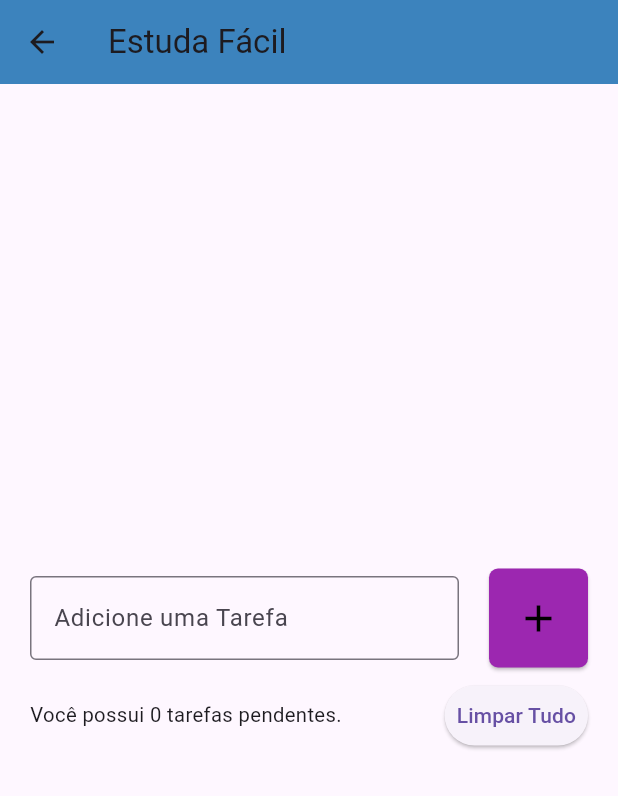
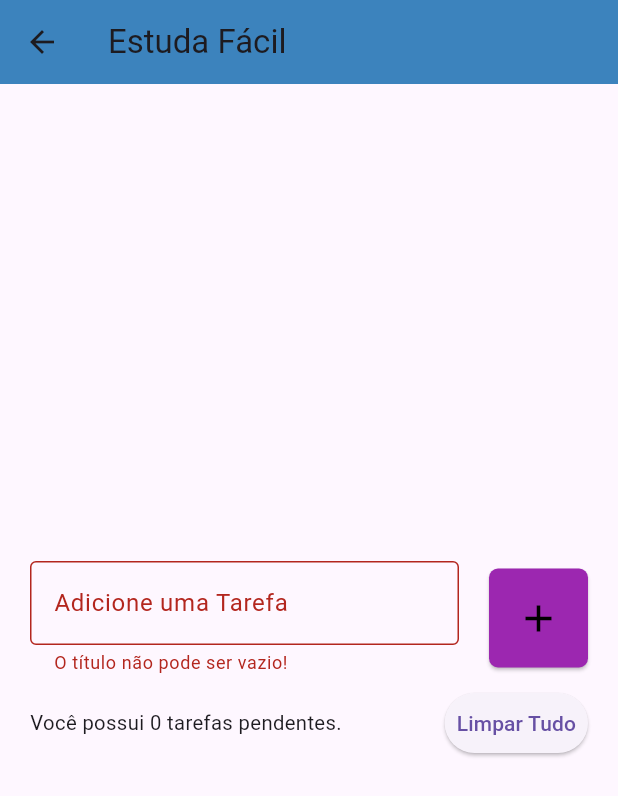
Before and after one commit to AndreyMarques221/ProjetoFlutter, a Flutter app: the screen it shows after launch, after a tap on the "add" icon, on a phone screen of 412 x 824 dp. Shown: the top 796 px of the screen. Run offline on Flutter 3.47's test engine with Material 3 defaults, Android fonts, the phone set to English and light mode, and no system bars; our stand-ins replace flutter_slidable, shared_preferences.

Commit message:
Guardar toDo finalizado, falta arrumar o Design do app apenas e incrementar filter e pages

```diff
--- a/lib/models/todo.dart
+++ b/lib/models/todo.dart
@@ -1,9 +1,19 @@
 class ToDo {
   ToDo({required this.title, required this.date});
+
+  ToDo.fromJson(Map<String,dynamic> json)
+  : title = json['title'],
+    date = DateTime.parse(json['datetime']);
+
+
   String title;
   DateTime date;
 
-  void setTitle(String title){
+  void setTitle(String title) {
     this.title = title;
   }
+
+  Map<String, dynamic> toJson() {
+    return {'title': title, 'datetime': date.toIso8601String()};
+  }
 }
--- a/lib/pages/todo_list_page.dart
+++ b/lib/pages/todo_list_page.dart
@@ -1,6 +1,7 @@
 import 'package:flutter/material.dart';
 import 'package:todolist/models/todo.dart';
 import 'package:todolist/widgets/todo_list_widget.dart';
+import 'package:todolist/repositories/todo_repository.dart';
 
 class TodoListPage extends StatefulWidget {
   // ignore: prefer_const_constructors_in_immutables
@@ -14,7 +15,25 @@ class _TodoListPageState extends State<TodoListPage> {
   List<ToDo> toDos = [];
   ToDo? undo;
   int? undoIndex;
+  String? errorText;
   final TextEditingController toDoController = TextEditingController();
+  TodoRepository? toDoRepository;
+
+  @override
+  void initState() {
+    super.initState();
+    TodoRepository.create().then((repository) {
+      setState(() {
+        toDoRepository = repository;
+      });
+      repository.getTodoList().then((value) {
+        setState(() {
+          toDos = value;
+        });
+      });
+    });
+  }
+
   @override
   Widget build(BuildContext context) {
     return Scaffold(
@@ -32,7 +51,7 @@ class _TodoListPageState extends State<TodoListPage> {
                   shrinkWrap: true,
                   children: [
                     // ignore: unused_local_variable
-                    for (ToDo task in toDos) TodoListWidget(task: task, onDelete: _onDelete),
+                    for (ToDo task in toDos) TodoListWidget(task: task, onDelete: _onDelete, onEdit: _onEdit),
                   ],
                 ),
               ),
@@ -50,13 +69,19 @@ class _TodoListPageState extends State<TodoListPage> {
         Expanded(
           child: TextField(
             controller: toDoController,
-            decoration: InputDecoration(border: OutlineInputBorder(), labelText: 'Adicione uma Tarefa', hintText: 'Estudar'),
+            decoration: InputDecoration(border: OutlineInputBorder(), labelText: 'Adicione uma Tarefa', hintText: 'Estudar', errorText: errorText),
             onSubmitted: _onSubmitted,
           ),
         ),
         SizedBox(width: 20),
         ElevatedButton(
           onPressed: () {
+            if (toDoController.text.isEmpty) {
+              setState(() {
+                errorText = 'O título não pode ser vazio!';
+              });
+              return;
+            }
             _onSubmitted(toDoController.text);
           },
           style: ElevatedButton.styleFrom(backgroundColor: Colors.purple, padding: EdgeInsets.all(18), shape: RoundedRectangleBorder(borderRadius: BorderRadius.circular(6))),
@@ -78,14 +103,13 @@ class _TodoListPageState extends State<TodoListPage> {
 
   //functions
   void _onSubmitted(String text) {
-    if (text == '' || text == ' ') {
-      return;
-    }
     setState(() {
       ToDo newtoDo = ToDo(title: text, date: DateTime.now());
       toDos.add(newtoDo);
+      errorText = null;
     });
     toDoController.clear();
+    toDoRepository?.saveToDoList(toDos);
   }
 
   void _onDelete(ToDo toDo) {
@@ -109,30 +133,59 @@ class _TodoListPageState extends State<TodoListPage> {
         duration: const Duration(seconds: 5),
       ),
     );
+    toDoRepository?.saveToDoList(toDos);
+  }
+
+  void _onEdit(ToDo toDo) {
+    showDialog(
+      context: context,
+      builder:
+          (context) => AlertDialog(
+            title: Text('Editar Tarefa'),
+            actions: [
+              TextField(
+                decoration: InputDecoration(border: OutlineInputBorder(), labelText: 'Edite a Tarefa'),
+                onSubmitted: (text) {
+                  setState(() {
+                    toDo.title = text;
+                    Navigator.of(context).pop();
+                  });
+                },
+              ),
+            ],
+          ),
+    );
+    toDoRepository?.saveToDoList(toDos);
   }
 
   void confirmationDelete() {
-    showDialog(context: context, builder: (context) => AlertDialog(
+    showDialog(
+      context: context,
+      builder:
+          (context) => AlertDialog(
             title: Text('Limpar Tudo?'),
             content: Text('Você tem certeza que deseja apagar todas as tarefas?'),
             actions: [
               TextButton(
-          onPressed: (){
+                onPressed: () {
                   Navigator.of(context).pop();
                 },
                 style: TextButton.styleFrom(backgroundColor: Colors.blue),
-          child: Text('Cancelar',style: TextStyle(color: Colors.white)),
+                child: Text('Cancelar', style: TextStyle(color: Colors.white)),
               ),
               TextButton(
-          onPressed: (){
+                onPressed: () {
                   setState(() {
                     toDos.clear();
                     Navigator.of(context).pop();
                   });
                 },
                 style: TextButton.styleFrom(backgroundColor: Colors.red),
-          child: Text('Limpar Tudo', style: TextStyle(color: Colors.white))),
+                child: Text('Limpar Tudo', style: TextStyle(color: Colors.white)),
+              ),
             ],
-    ));
+          ),
+    );
+    toDoRepository?.saveToDoList(toDos);
   }
 }
--- /dev/null
+++ b/lib/repositories/todo_repository.dart
@@ -0,0 +1,28 @@
+import 'dart:convert';
+import 'package:shared_preferences/shared_preferences.dart';
+import 'package:todolist/models/todo.dart';
+
+const toDoKey = 'todo_list';
+
+class TodoRepository {
+  late SharedPreferences sharedPreferences;
+
+  TodoRepository._create();
+
+  static Future<TodoRepository> create() async {
+    var component = TodoRepository._create();
+    component.sharedPreferences = await SharedPreferences.getInstance();
+    return component;
+  }
+
+  Future<List<ToDo>> getTodoList() async {
+    final String jsonString = sharedPreferences.getString(toDoKey) ?? '[]';
+    final List jsonDecoded = json.decode(jsonString) as List;
+    return jsonDecoded.map((e) => ToDo.fromJson(e)).toList();
+  }
+
+  void saveToDoList(List<ToDo> todos) {
+    final String jsonString = json.encode(todos);
+    sharedPreferences.setString(toDoKey, jsonString);
+  }
+}
--- a/pubspec.yaml
+++ b/pubspec.yaml
@@ -36,6 +36,7 @@ dependencies:
   cupertino_icons: ^1.0.8
   intl:
   flutter_slidable: ^4.0.0
+  shared_preferences: ^2.5.3
 dev_dependencies:
   flutter_test:
     sdk: flutter
```
Also changed, not shown: lib/widgets/todo_list_widget.dart (+16 -4 lines), pubspec.lock, 2 other files. Lines whose indentation alone changed are shown as unchanged.
